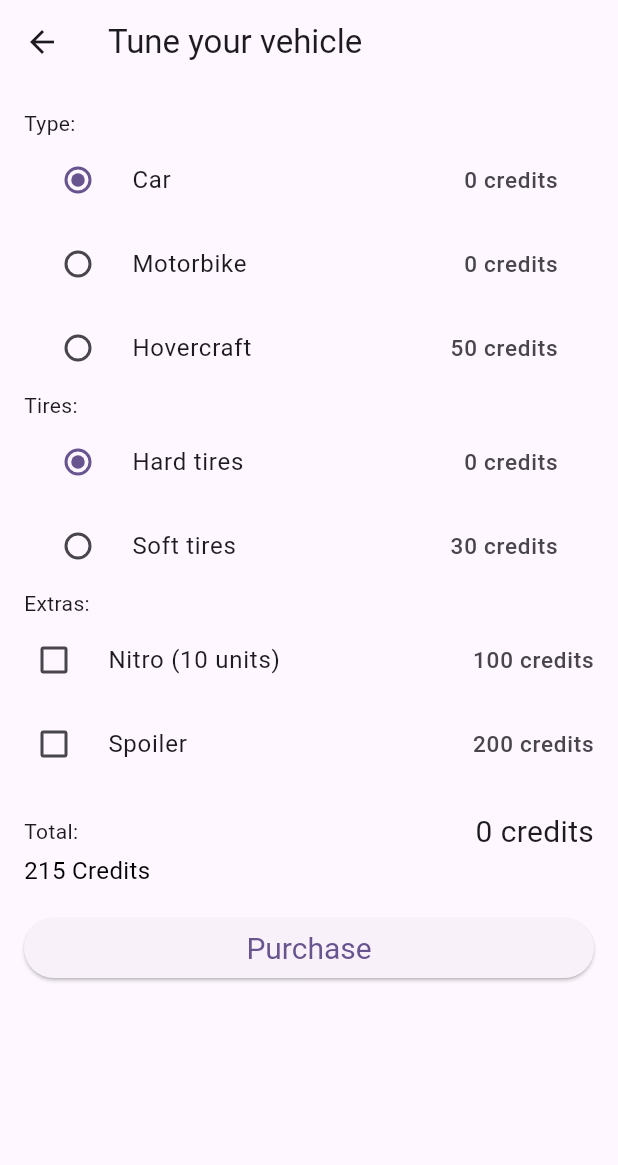
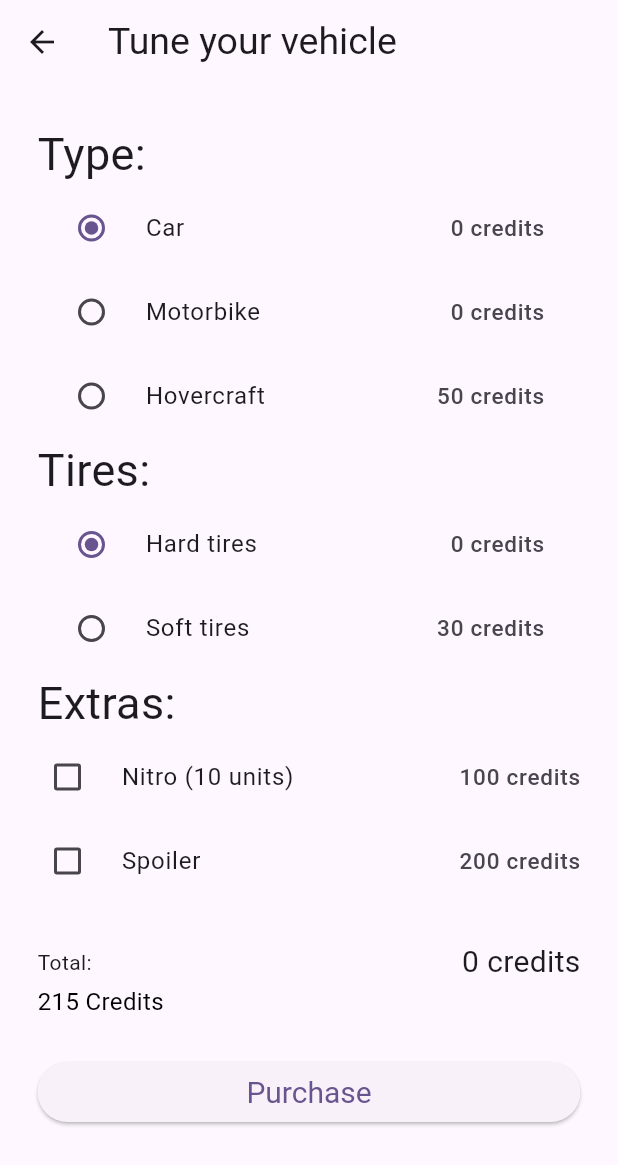
Before and after one commit to ahcenerah/Vehicle, a Flutter app: the screen it shows after launch, on a phone screen of 412 x 824 dp. Shown: the top 1165 px of the screen. Run offline on Flutter 3.47's test engine with Material 2 defaults, Android fonts, the phone set to English and light mode, and no system bars; our stand-ins replace get_it.

Commit message:
avant derniere version

```diff
--- a/lib/data/settings.dart
+++ b/lib/data/settings.dart
@@ -1,6 +1,6 @@
 class Settings{
-  int selectedType;
-  int selectedTires;
+  int? selectedType;
+  int? selectedTires;
   List<int> selectedExtras = [];
 
   Settings(this.selectedType,this.selectedTires,this.selectedExtras);
--- a/lib/data/settingsRepository.dart
+++ b/lib/data/settingsRepository.dart
@@ -1,4 +1,3 @@
-import 'package:vehicule/data/settings.dart';
 
 abstract class SettingsRepository {
   // Abstract getter for retrieving settings.
--- a/lib/view/tune_widget.dart
+++ b/lib/view/tune_widget.dart
@@ -14,10 +14,6 @@ class TuneWidget extends StatefulWidget {
 class _TuneWidgetState extends State<TuneWidget> {
   late SettingsRepository settingsRepository;
   late Settings settings;
-  late int? selectedtypeOption;
-  late int? selectedtiresOption;
-  late List<int> selectedextrasOptions;
-
   final List<String> typeOptions = ["Car", "Motorbike", "Hovercraft"];
   final List<String> tiresOptions = ["Hard tires", "Soft tires"];
   final List<String> extrasOptions = ["Nitro (10 units)", "Spoiler"];
@@ -27,23 +23,19 @@ class _TuneWidgetState extends State<TuneWidget> {
     super.initState();
     settingsRepository = GetIt.instance<SettingsRepository>();
     settings = settingsRepository.settings;
-    selectedtypeOption = settings.selectedType;
-    selectedtiresOption = settings.selectedTires;
-    selectedextrasOptions = List.from(settings.selectedExtras);
   }
 
   @override
   Widget build(BuildContext context) {
     return Scaffold(
       appBar: AppBar(
-        title: const Text("Tune your vehicle"),
+        title: const Text("Tune your vehicle",style: TextStyle(fontSize: 25.0)),
       ),
       body: Padding(
-        padding: EdgeInsets.all(16.0),
-        child: Column(
-          crossAxisAlignment: CrossAxisAlignment.start,
+        padding: EdgeInsets.all(25.0),
+        child: ListView(
           children: [
-            Text("Type:"),
+            Text("Type:",style: TextStyle(fontSize: 30.0)),
             Column(
               children: typeOptions.asMap().entries.map((entry) {
                 int index = entry.key;
@@ -54,18 +46,17 @@ class _TuneWidgetState extends State<TuneWidget> {
                   groupValue: settings.selectedType,
                   onChanged: (value) {
                     setState(() {
-                      settings.selectedType = value;
+                      settings.selectedType = value ?? 0;
                       if (settings.selectedType != 2) {
-                        // Désélectionne les pneus "Soft" si le type n'est pas "Hovercraft"
                         settings.selectedTires = null;
                       }
                     });
                   },
-                  secondary: Text(index == 2 ? "50 credits" : "0 credits",style:TextStyle(fontSize: 15.0)),
+                  secondary: Text(index == 2 ? "50 credits" : "0 credits", style: TextStyle(fontSize: 15.0)),
                 );
               }).toList(),
             ),
-            Text("Tires:"),
+            Text("Tires:",style: TextStyle(fontSize: 30.0)),
             Column(
               children: tiresOptions.asMap().entries.map((entry) {
                 int index = entry.key;
@@ -76,33 +67,38 @@ class _TuneWidgetState extends State<TuneWidget> {
                   groupValue: settings.selectedTires,
                   onChanged: (value) {
                     setState(() {
-                      settings.selectedTires = value;
+                      settings.selectedTires = value ?? 0;
                     });
                   },
-                  secondary: Text(index == 1 ? "30 credits" : "0 credits",style:TextStyle(fontSize: 15.0)),
+                  secondary: Text(index == 1 ? "30 credits" : "0 credits", style: TextStyle(fontSize: 15.0)),
                   activeColor: settings.selectedType != 2 ? null : Colors.grey,
                 );
               }).toList(),
             ),
-            Text("Extras:"),
+            Text(
+              "Extras:",
+              style: TextStyle(fontSize: 30.0),
+            ),
+
             Column(
               children: extrasOptions.asMap().entries.map((entry) {
                 int index = entry.key;
                 String option = entry.value;
-                bool isChecked = List.from(settings.selectedExtras).contains(index);
+                bool isChecked = settings.selectedExtras.contains(index);
+
                 return CheckboxListTile(
                   title: Text(option),
                   value: isChecked,
-                  onChanged: (value) {
+                  onChanged: (bool? value){
                     setState(() {
                       if (isChecked) {
-                        List.from(settings.selectedExtras).remove(index);
+                        settings.selectedExtras.remove(index);
                       } else {
-                        List.from(settings.selectedExtras).add(index);
+                        settings.selectedExtras.add(index);
                       }
                     });
                   },
-                  secondary: Text(index == 0 ? "100 credits" : (index == 1 ? "200 credits" : "0 credits"),style:TextStyle(fontSize: 15.0)),
+                  secondary: Text(index == 0 ? "100 credits" : (index == 1 ? "200 credits" : "0 credits"), style: TextStyle(fontSize: 15.0)),
                   activeColor: Colors.green,
                   controlAffinity: ListTileControlAffinity.leading,
                   contentPadding: EdgeInsets.zero,
@@ -113,13 +109,16 @@ class _TuneWidgetState extends State<TuneWidget> {
                 );
               }).toList(),
             ),
-            SizedBox(height: 16),
+
+
+
+            SizedBox(height: 25),
             Row(
               mainAxisAlignment: MainAxisAlignment.spaceBetween,
               children: [
                 Text('Total:'),
                 Text(
-                  '${calculateTotalCredits(settings.selectedType,settings.selectedTires,List.from(settings.selectedExtras))} credits',
+                  '${calculateTotalCredits(settings.selectedType ?? 0, settings.selectedTires ?? 0, List.from(settings.selectedExtras ?? []))} credits',
                   style: TextStyle(fontSize: 20.0),
                 ),
               ],
@@ -128,24 +127,24 @@ class _TuneWidgetState extends State<TuneWidget> {
               mainAxisAlignment: MainAxisAlignment.spaceBetween,
               children: [
                 Align(
-                  alignment: Alignment.centerRight, // Positionne le texte à droite
+                  alignment: Alignment.centerRight,
                   child: Text(
                     '215 Credits',
                     style: TextStyle(
                       fontSize: 16.0,
-                      color: calculateTotalCredits(settings.selectedType,settings.selectedTires,List.from(settings.selectedExtras)) > 215 ? Colors.red : Colors.black,
+                      color: calculateTotalCredits(settings.selectedType ?? 0, settings.selectedTires ?? 0, List.from(settings.selectedExtras ?? [])) > 215 ? Colors.red : Colors.black,
                     ),
                   ),
                 ),
               ],
             ),
-            SizedBox(height: 16),
+            SizedBox(height: 25),
             Container(
               width: double.infinity,
               child: ElevatedButton(
-                onPressed: (){
-                  Navigator.pushNamed(context,'/purchase',arguments: settings)
-                      .then((_) => setState (() {}));
+                onPressed: () {
+                  Navigator.pushNamed(context, '/purchase', arguments: settings)
+                      .then((_) => setState(() {}));
                 },
                 style: ButtonStyle(
                   textStyle: MaterialStateProperty.all<TextStyle>(
@@ -158,6 +157,7 @@ class _TuneWidgetState extends State<TuneWidget> {
           ],
         ),
       ),
+
     );
 
   }
@@ -168,6 +168,10 @@ class _TuneWidgetState extends State<TuneWidget> {
     for (int index in selectedextrasOptions) {
       extrasPrice += index == 0 ? 100 : (index == 1 ? 200 : 0);
     }
-    return typePrice + tiresPrice + extrasPrice;
+    if (selectedtypeOption == 2){
+      return typePrice + extrasPrice;
+    } else {
+      return typePrice + tiresPrice + extrasPrice;
+    }
   }
 }
--- a/pubspec.yaml
+++ b/pubspec.yaml
@@ -66,6 +66,8 @@ flutter:
   # assets:
   #   - images/a_dot_burr.jpeg
   #   - images/a_dot_ham.jpeg
+  assets:
+      - lib/img/helmet.png
 
   # An image asset can refer to one or more resolution-specific "variants", see
   # https://flutter.dev/assets-and-images/#resolution-aware
```
